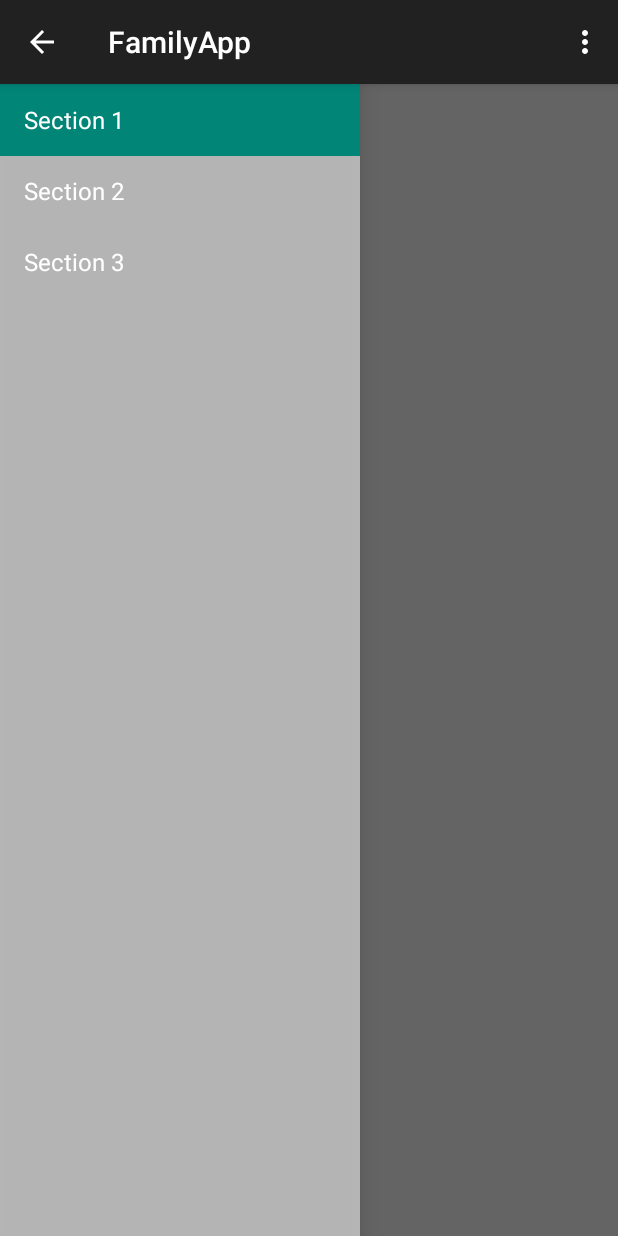
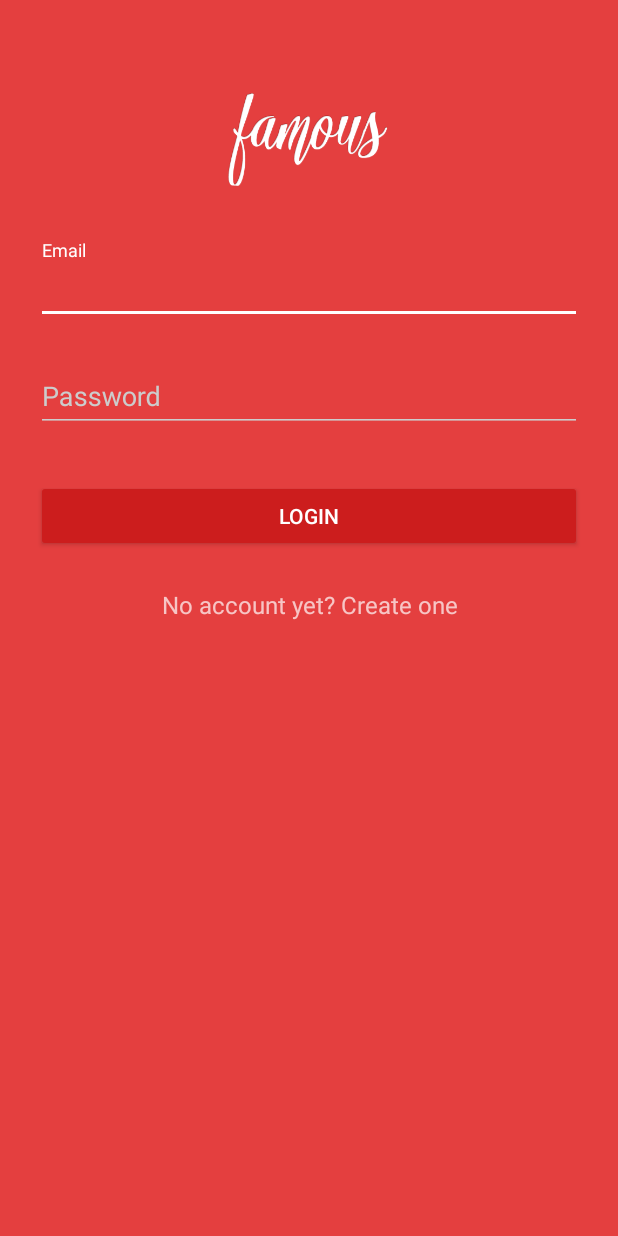
Before and after one commit to indradwin/FamilyApp, an Android app: the screen it shows after launch (MainActivity before the commit, LoginActivity after it), on a phone screen of 412 x 824 dp. Run offline under Robolectric (Android 15) with nearby library versions, the phone set to English and light mode, and no system bars; our stand-ins replace ButterKnife; 2 statements that could not run were skipped.

Commit message:
Add SignupActivity in java file
  - Signup with HttpUrlConnection to send post parameters to server
  - Get response from server in JSON format
  - JSON contents: status, username and JWT

Add LoginActivity in java file

  - No action yet

Layouting

  - Initial layouting for Login and Signup Page

```diff
--- a/app/build.gradle
+++ b/app/build.gradle
@@ -17,9 +17,12 @@ android {
             proguardFiles getDefaultProguardFile('proguard-android.txt'), 'proguard-rules.pro'
         }
     }
+
 }
 
 dependencies {
     compile fileTree(dir: 'libs', include: ['*.jar'])
     compile 'com.android.support:appcompat-v7:22.2.0'
+    compile 'com.android.support:design:22.2.0'
+    compile 'com.jakewharton:butterknife:6.1.0'
 }
--- a/app/src/main/AndroidManifest.xml
+++ b/app/src/main/AndroidManifest.xml
@@ -1,6 +1,8 @@
 <?xml version="1.0" encoding="utf-8"?>
 <manifest xmlns:android="http://schemas.android.com/apk/res/android"
     package="com.example.indradwin.familyapp" >
+
+    <uses-permission android:name="android.permission.INTERNET"/>
 
     <application
         android:allowBackup="true"
@@ -16,6 +18,8 @@
                 <category android:name="android.intent.category.LAUNCHER" />
             </intent-filter>
         </activity>
+        <activity android:name=".LoginActivity" android:theme="@style/AppTheme.Dark" />
+        <activity android:name=".SignupActivity" android:theme="@style/AppTheme.Dark" />
     </application>
 
 </manifest>
--- a/app/src/main/java/com/example/indradwin/familyapp/MainActivity.java
+++ b/app/src/main/java/com/example/indradwin/familyapp/MainActivity.java
@@ -17,6 +17,7 @@ import android.view.ViewGroup;
 import android.support.v4.widget.DrawerLayout;
 import android.widget.ArrayAdapter;
 import android.widget.TextView;
+import android.content.Intent;
 
 
 public class MainActivity extends ActionBarActivity
@@ -45,6 +46,9 @@ public class MainActivity extends ActionBarActivity
         mNavigationDrawerFragment.setUp(
                 R.id.navigation_drawer,
                 (DrawerLayout) findViewById(R.id.drawer_layout));
+
+        Intent intent = new Intent(this, LoginActivity.class);
+        startActivity(intent);
     }
 
     @Override
--- /dev/null
+++ b/app/src/main/res/layout/activity_login.xml
@@ -0,0 +1,65 @@
+<?xml version="1.0" encoding="utf-8"?>
+<ScrollView xmlns:android="http://schemas.android.com/apk/res/android"
+    android:layout_width="fill_parent"
+    android:layout_height="fill_parent"
+    android:fitsSystemWindows="true">
+
+    <LinearLayout
+        android:orientation="vertical"
+        android:layout_width="match_parent"
+        android:layout_height="wrap_content"
+        android:paddingTop="56dp"
+        android:paddingLeft="24dp"
+        android:paddingRight="24dp">
+
+        <ImageView android:src="@drawable/logo"
+            android:layout_width="wrap_content"
+            android:layout_height="72dp"
+            android:layout_marginBottom="24dp"
+            android:layout_gravity="center_horizontal" />
+
+        <!-- Email Label -->
+        <android.support.design.widget.TextInputLayout
+            android:layout_width="match_parent"
+            android:layout_height="wrap_content"
+            android:layout_marginTop="8dp"
+            android:layout_marginBottom="8dp">
+            <EditText android:id="@+id/input_email"
+                android:layout_width="match_parent"
+                android:layout_height="wrap_content"
+                android:inputType="textEmailAddress"
+                android:hint="Email" />
+        </android.support.design.widget.TextInputLayout>
+
+        <!-- Password Label -->
+        <android.support.design.widget.TextInputLayout
+            android:layout_width="match_parent"
+            android:layout_height="wrap_content"
+            android:layout_marginTop="8dp"
+            android:layout_marginBottom="8dp">
+            <EditText android:id="@+id/input_password"
+                android:layout_width="match_parent"
+                android:layout_height="wrap_content"
+                android:inputType="textPassword"
+                android:hint="Password"/>
+        </android.support.design.widget.TextInputLayout>
+
+        <android.support.v7.widget.AppCompatButton
+            android:id="@+id/btn_login"
+            android:layout_width="fill_parent"
+            android:layout_height="wrap_content"
+            android:layout_marginTop="24dp"
+            android:layout_marginBottom="24dp"
+            android:padding="12dp"
+            android:text="Login"/>
+
+        <TextView android:id="@+id/link_signup"
+            android:layout_width="fill_parent"
+            android:layout_height="wrap_content"
+            android:layout_marginBottom="24dp"
+            android:text="No account yet? Create one"
+            android:gravity="center"
+            android:textSize="16dip"/>
+
+    </LinearLayout>
+</ScrollView>
--- /dev/null
+++ b/app/src/main/res/values-v21/styles.xml
@@ -0,0 +1,37 @@
+<?xml version="1.0" encoding="utf-8"?>
+<resources>
+
+    <style name="AppTheme" parent="Theme.AppCompat.Light.DarkActionBar">
+        <item name="android:windowContentTransitions">true</item>
+        <item name="android:windowAllowEnterTransitionOverlap">true</item>
+        <item name="android:windowAllowReturnTransitionOverlap">true</item>
+        <item name="android:windowSharedElementEnterTransition">@android:transition/move</item>
+        <item name="android:windowSharedElementExitTransition">@android:transition/move</item>
+    </style>
+
+    <style name="AppTheme.Dark" parent="Theme.AppCompat.NoActionBar">
+        <item name="android:windowDrawsSystemBarBackgrounds">true</item>
+        <item name="android:statusBarColor">@color/primary_darker</item>
+
+        <item name="android:windowContentTransitions">true</item>
+        <item name="android:windowAllowEnterTransitionOverlap">true</item>
+        <item name="android:windowAllowReturnTransitionOverlap">true</item>
+        <item name="android:windowSharedElementEnterTransition">@android:transition/move</item>
+        <item name="android:windowSharedElementExitTransition">@android:transition/move</item>
+
+        <item name="colorPrimary">@color/primary</item>
+        <item name="colorPrimaryDark">@color/primary_dark</item>
+        <item name="colorAccent">@color/accent</item>
+
+        <item name="android:windowBackground">@color/primary</item>
+
+        <item name="colorControlNormal">@color/iron</item>
+        <item name="colorControlActivated">@color/white</item>
+        <item name="colorControlHighlight">@color/white</item>
+        <item name="android:textColorHint">@color/iron</item>
+
+        <item name="colorButtonNormal">@color/primary_darker</item>
+        <item name="android:colorButtonNormal">@color/primary_darker</item>
+    </style>
+
+</resources>
--- /dev/null
+++ b/app/src/main/res/values/color.xml
@@ -0,0 +1,17 @@
+<?xml version="1.0" encoding="utf-8"?>
+<resources>
+    <color name="primary">#E43F3F</color>
+    <color name="primary_dark">#E12929</color>
+    <color name="primary_darker">#CC1D1D</color>
+    <color name="accent">#FFFFFF</color>
+
+    <color name="black">#000000</color>
+    <color name="jet">#222222</color>
+    <color name="oil">#333333</color>
+    <color name="monsoon">#777777</color>
+    <color name="jumbo">#888888</color>
+    <color name="aluminum">#999999</color>
+    <color name="base">#AAAAAA</color>
+    <color name="iron">#CCCCCC</color>
+    <color name="white">#FFFFFF</color>
+</resources>
--- a/app/src/main/res/values/styles.xml
+++ b/app/src/main/res/values/styles.xml
@@ -5,4 +5,25 @@
         <!-- Customize your theme here. -->
     </style>
 
+    <style name="AppTheme.Dark" parent="Theme.AppCompat.NoActionBar">
+        <item name="colorPrimary">@color/primary</item>
+        <item name="colorPrimaryDark">@color/primary_dark</item>
+        <item name="colorAccent">@color/accent</item>
+
+        <item name="android:windowBackground">@color/primary</item>
+
+        <item name="colorControlNormal">@color/iron</item>
+        <item name="colorControlActivated">@color/white</item>
+        <item name="colorControlHighlight">@color/white</item>
+        <item name="android:textColorHint">@color/iron</item>
+
+        <item name="colorButtonNormal">@color/primary_darker</item>
+    </style>
+
+    <style name="AppTheme.Dark.Dialog" parent="Theme.AppCompat.Dialog">
+        <item name="colorAccent">@color/white</item>
+        <item name="android:textColorPrimary">@color/iron</item>
+        <item name="android:background">@color/primary</item>
+    </style>
+
 </resources>
```
Also changed, not shown: app/src/main/java/com/example/indradwin/familyapp/LoginActivity.java (added, +139 -0 lines), app/src/main/java/com/example/indradwin/familyapp/SignupActivity.java (added, +268 -0 lines), app/src/main/res/layout/activity_signup.xml (added, +85 -0 lines), app/src/main/res/drawable-hdpi/logo.png (added), app/src/main/res/drawable-mdpi/logo.png (added), app/src/main/res/drawable-xhdpi/logo.png (added), app/src/main/res/drawable-xxhdpi/logo.png (added), 1 other file.
